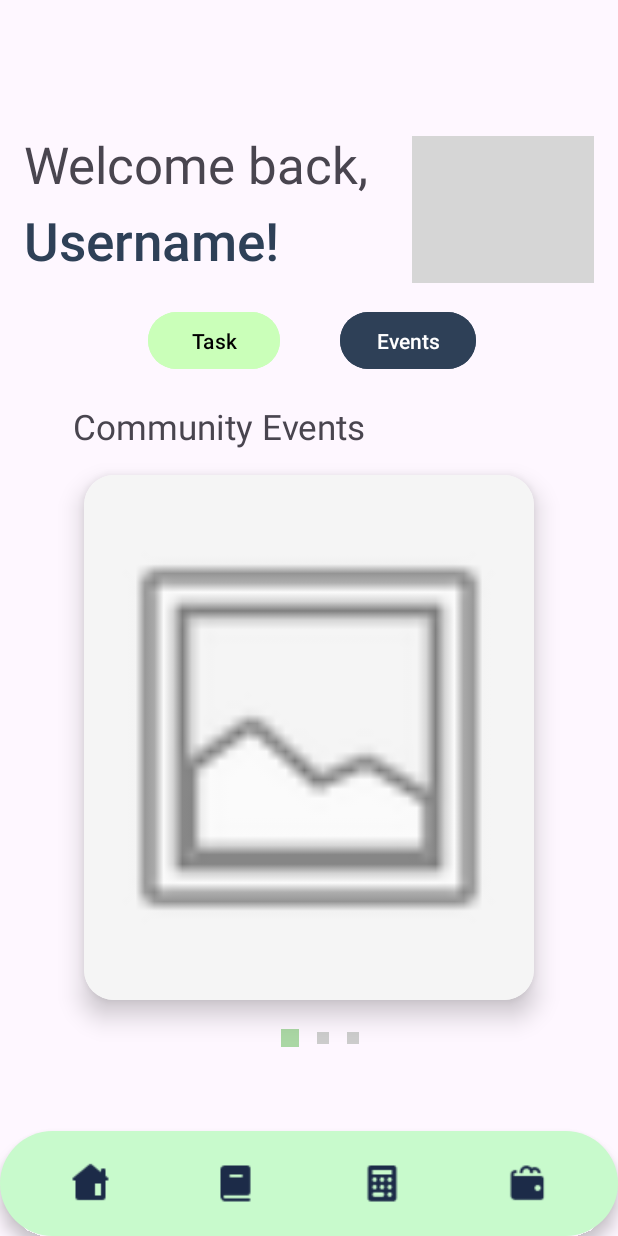
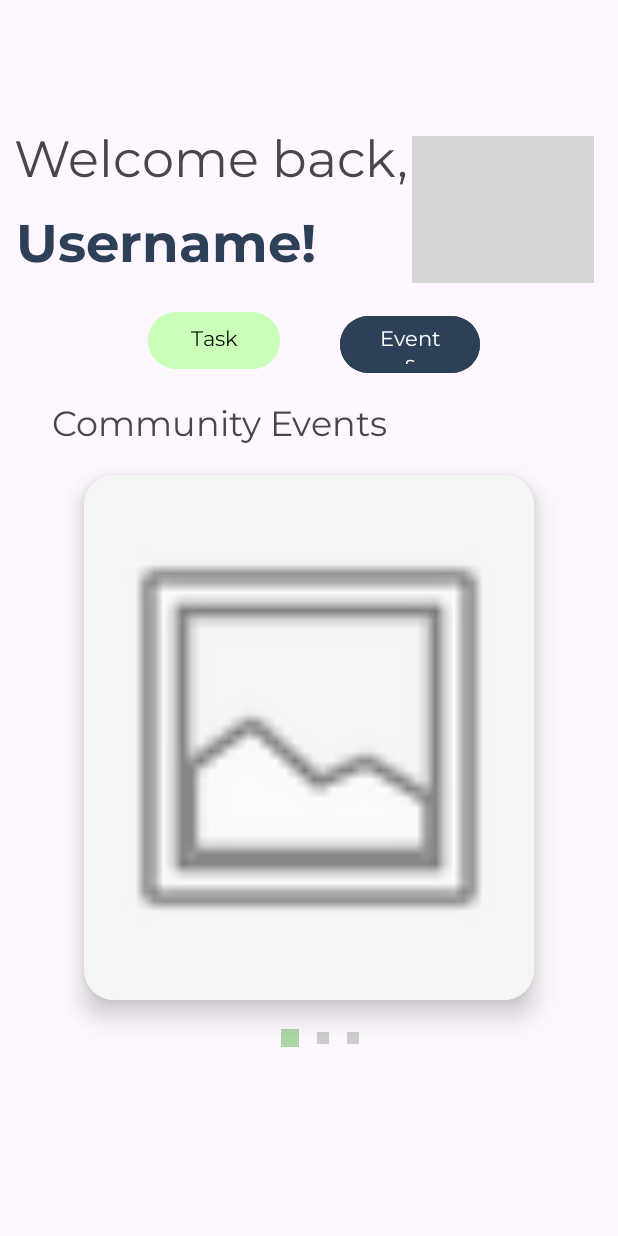
Before and after one commit to pjvidad/CO2-, an Android app: the layout home_event.xml on its own in the app's theme, with its tools: preview values and no code run, on a phone screen of 412 x 824 dp. Run offline under Robolectric (Android 15) with nearby library versions, the phone set to English and light mode, and no system bars; grey boxes are pictures that could not be loaded.

Commit message:
fixing home fonts

```diff
--- a/app/src/main/res/layout/home_event.xml
+++ b/app/src/main/res/layout/home_event.xml
@@ -24,10 +24,11 @@
         android:id="@+id/username"
         android:layout_width="wrap_content"
         android:layout_height="wrap_content"
-        android:layout_marginStart="16dp"
+        android:layout_marginStart="35dp"
         android:layout_marginTop="90dp"
         android:layout_marginEnd="226dp"
         android:layout_marginBottom="594dp"
+        android:fontFamily="@font/montserrat_bold"
         android:text="Username!"
         android:textAppearance="@style/TextAppearance.AppCompat.Body2"
         android:textColor="#2E4057"
@@ -41,10 +42,11 @@
         android:id="@+id/fixedText"
         android:layout_width="wrap_content"
         android:layout_height="wrap_content"
-        android:layout_marginStart="16dp"
+        android:layout_marginStart="35dp"
         android:layout_marginTop="40dp"
         android:layout_marginEnd="166dp"
         android:layout_marginBottom="646dp"
+        android:fontFamily="@font/montserrat"
         android:text="Welcome back,"
         android:textAppearance="@style/TextAppearance.AppCompat.Display1"
         app:layout_constraintBottom_toBottomOf="parent"
@@ -70,6 +72,7 @@
             android:layout_width="wrap_content"
             android:layout_height="wrap_content"
             android:backgroundTint="#CAFFB9"
+            android:fontFamily="@font/montserrat"
             android:text="Task"
             android:textColor="@color/black" />
 
@@ -82,9 +85,9 @@
             android:layout_width="wrap_content"
             android:layout_height="wrap_content"
             android:backgroundTint="#2E4057"
-            android:text="Events"
+            android:fontFamily="@font/montserrat"
 
-            />
+            android:text="Events" />
     </LinearLayout>
 
     <TextView
@@ -96,6 +99,7 @@
         android:layout_marginTop="222dp"
         android:layout_marginEnd="170dp"
         android:layout_marginBottom="478dp"
+        android:fontFamily="@font/montserrat"
         android:text="Community Events"
         android:textSize="23sp"
         app:layout_constraintBottom_toBottomOf="parent"
@@ -163,78 +167,6 @@
             android:background="#CCCCCC" />
 
     </LinearLayout>
-    <androidx.constraintlayout.widget.ConstraintLayout
-        xmlns:android="http://schemas.android.com/apk/res/android"
-        xmlns:app="http://schemas.android.com/apk/res-auto"
-        android:layout_width="match_parent"
-        android:layout_height="match_parent">
-
-        <!-- Your fragment container / content area -->
-        <FrameLayout
-            android:id="@+id/fragmentContainer"
-            android:layout_width="0dp"
-            android:layout_height="0dp"
-            app:layout_constraintTop_toTopOf="parent"
-            app:layout_constraintBottom_toTopOf="@id/bottomNav"
-            app:layout_constraintStart_toStartOf="parent"
-            app:layout_constraintEnd_toEndOf="parent" />
-
-        <!-- Bottom Navigation Bar -->
-        <LinearLayout
-            android:id="@+id/bottomNav"
-            android:layout_width="0dp"
-            android:layout_height="70dp"
-            android:orientation="horizontal"
-            android:gravity="center"
-            android:background="@drawable/bg_navbar"
-            android:padding="12dp"
-            android:elevation="6dp"
-            app:layout_constraintBottom_toBottomOf="parent"
-            app:layout_constraintStart_toStartOf="parent"
-            app:layout_constraintEnd_toEndOf="parent">
-
-            <ImageButton
-                android:id="@+id/navHome"
-                android:layout_width="0dp"
-                android:layout_height="wrap_content"
-                android:layout_weight="1"
-                android:background="@android:color/transparent"
-                android:src="@drawable/ic_home"
-                android:contentDescription="Home"
-                app:tint="#1C2B48" />
-
-            <ImageButton
-                android:id="@+id/navBook"
-                android:layout_width="0dp"
-                android:layout_height="wrap_content"
-                android:layout_weight="1"
-                android:background="@android:color/transparent"
-                android:src="@drawable/ic_book"
-                android:contentDescription="Book"
-                app:tint="#1C2B48" />
-
-            <ImageButton
-                android:id="@+id/navCalc"
-                android:layout_width="0dp"
-                android:layout_height="wrap_content"
-                android:layout_weight="1"
-                android:background="@android:color/transparent"
-                android:src="@drawable/ic_calculator"
-                android:contentDescription="Calculator"
-                app:tint="#1C2B48" />
-
-            <ImageButton
-                android:id="@+id/navBag"
-                android:layout_width="0dp"
-                android:layout_height="wrap_content"
-                android:layout_weight="1"
-                android:background="@android:color/transparent"
-                android:src="@drawable/ic_shop"
-                android:contentDescription="Bag"
-                app:tint="#1C2B48" />
-
-        </LinearLayout>
-    </androidx.constraintlayout.widget.ConstraintLayout>
 
 
 </androidx.constraintlayout.widget.ConstraintLayout>
```
